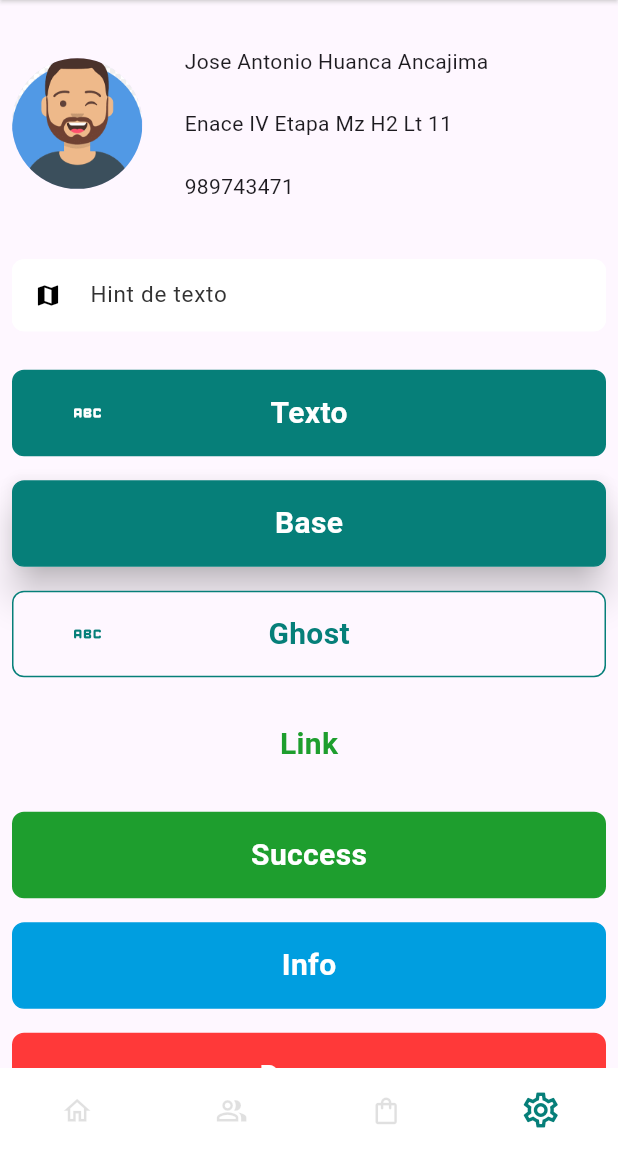
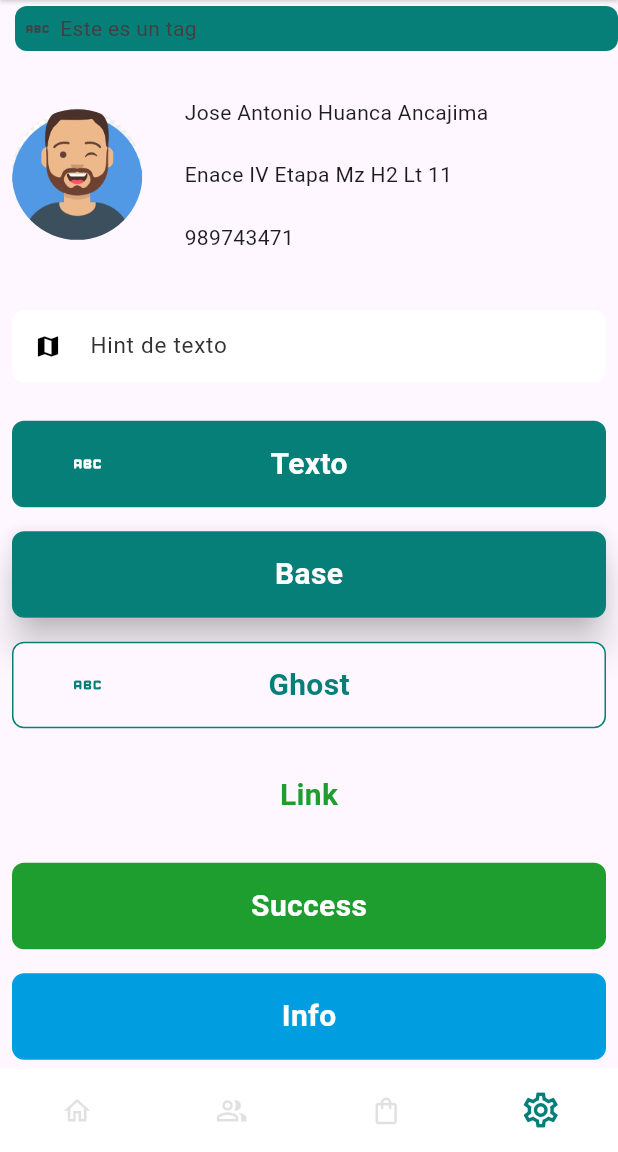
Before and after one commit to jahuanca/utilsFlutter, a Flutter app: the screen it shows after launch, on a phone screen of 412 x 824 dp, the part 84-1236 px from its top. Run offline on Flutter 3.47's test engine with Material 3 defaults, Android fonts, the phone set to English and light mode, and no system bars; missing offline and left inert: global_configuration; network calls fail.

Commit message:
feat: add TagWidget

```diff
--- a/example/lib/main.dart
+++ b/example/lib/main.dart
@@ -49,6 +49,11 @@ class ExamplePage extends StatelessWidget {
       body: SingleChildScrollView(
         child: Column(
           children: [
+            TagWidget(
+              title: 'Este es un tag',
+              icon: Icons.abc,
+              padding: const EdgeInsets.only(left: 10, top: 4),
+              ),
             ItemListImageDataWidget(
               width: size.width,
               height: size.height * 0.2,
--- /dev/null
+++ b/lib/src/ui/widgets/tags/tag_widget.dart
@@ -0,0 +1,61 @@
+
+import 'package:flutter/material.dart';
+import 'package:flutter/widgets.dart';
+import 'package:utils/src/data/data_functions.dart';
+
+// ignore: must_be_immutable
+class TagWidget extends StatelessWidget {
+
+  final String title;
+  final IconData? icon;
+  final EdgeInsetsGeometry? padding;
+  final EdgeInsetsGeometry? paddingContent;
+  final void Function()? onTap;
+  final double sizeIcon;
+  Color? backgroundColor;
+  Color? borderColor;
+  Color? textColorAndIcon;
+
+  TagWidget({
+    super.key,
+    required this.title,
+    this.icon,
+    this.backgroundColor,
+    this.borderColor,
+    this.textColorAndIcon,
+    this.padding,
+    this.paddingContent = const EdgeInsets.all(5.0),
+    this.onTap,
+    this.sizeIcon = 20,
+  }){
+    backgroundColor ??= primaryColor();
+    borderColor ??= primaryColor();
+    textColorAndIcon ??= primaryTextColor();
+  }
+
+  @override
+  Widget build(BuildContext context) {
+    return Container(
+      padding: padding,
+      child: GestureDetector(
+        onTap: onTap,
+        child: Container(
+          decoration: BoxDecoration(
+              color: backgroundColor,
+              borderRadius: BorderRadius.circular(borderRadius())),
+          padding: paddingContent,
+          child: Row(
+            children: [
+              if(icon != null)
+              Icon(icon, color: textColorAndIcon, size: sizeIcon,),
+              const SizedBox(width: 5,),
+              Text(title, style: TextStyle(
+                color: textColorAndIcon,
+              ),),
+            ],
+          ),
+        ),
+      ),
+    );
+  }
+}
--- a/lib/utils.dart
+++ b/lib/utils.dart
@@ -10,6 +10,7 @@ export 'src/ui/widgets/buttons/icon_button_widget.dart';
 export 'src/ui/widgets/app_bar/app_bar_widget.dart';
 export 'src/ui/widgets/images/image_action_widget.dart';
 export 'src/ui/widgets/items_list/item_list_image_data_widget.dart';
+export 'src/ui/widgets/tags/tag_widget.dart';
 
 export 'src/ui/widgets/bottom_navigation/bottom_navigation_bar_widget.dart' ;
 export 'src/ui/widgets/bottom_navigation/bottom_navigation_item_widget.dart';
```
